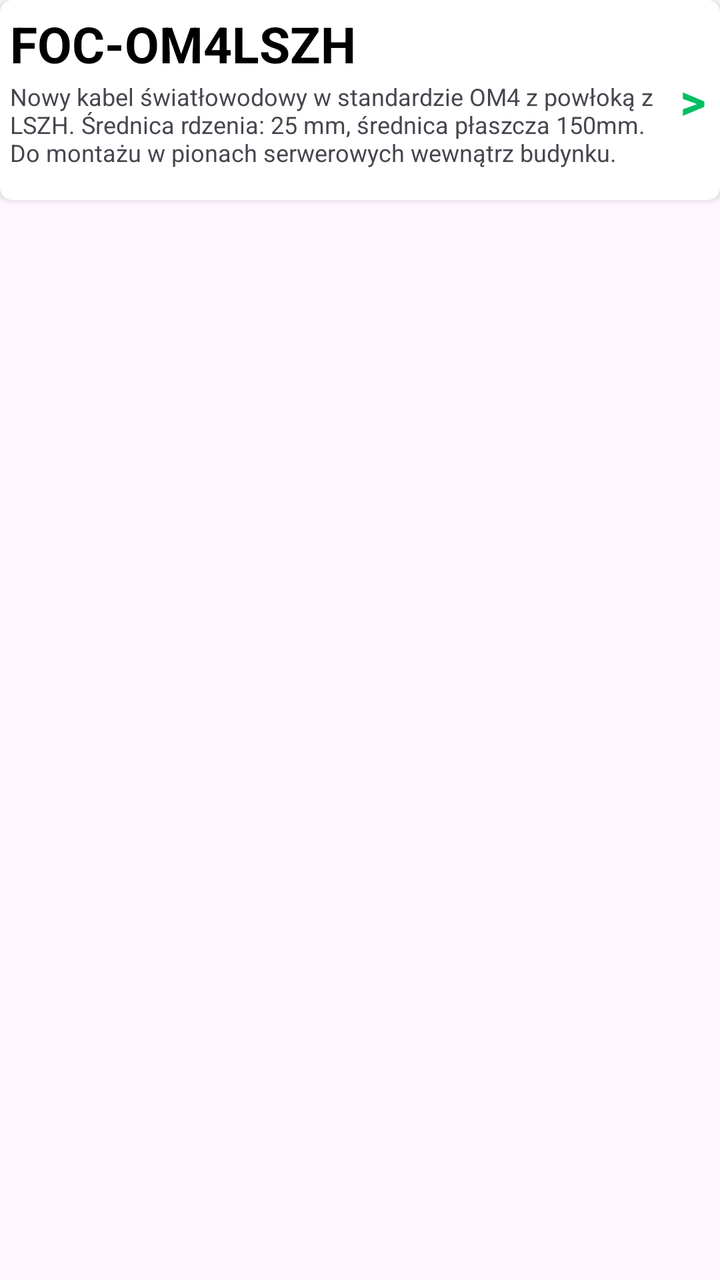
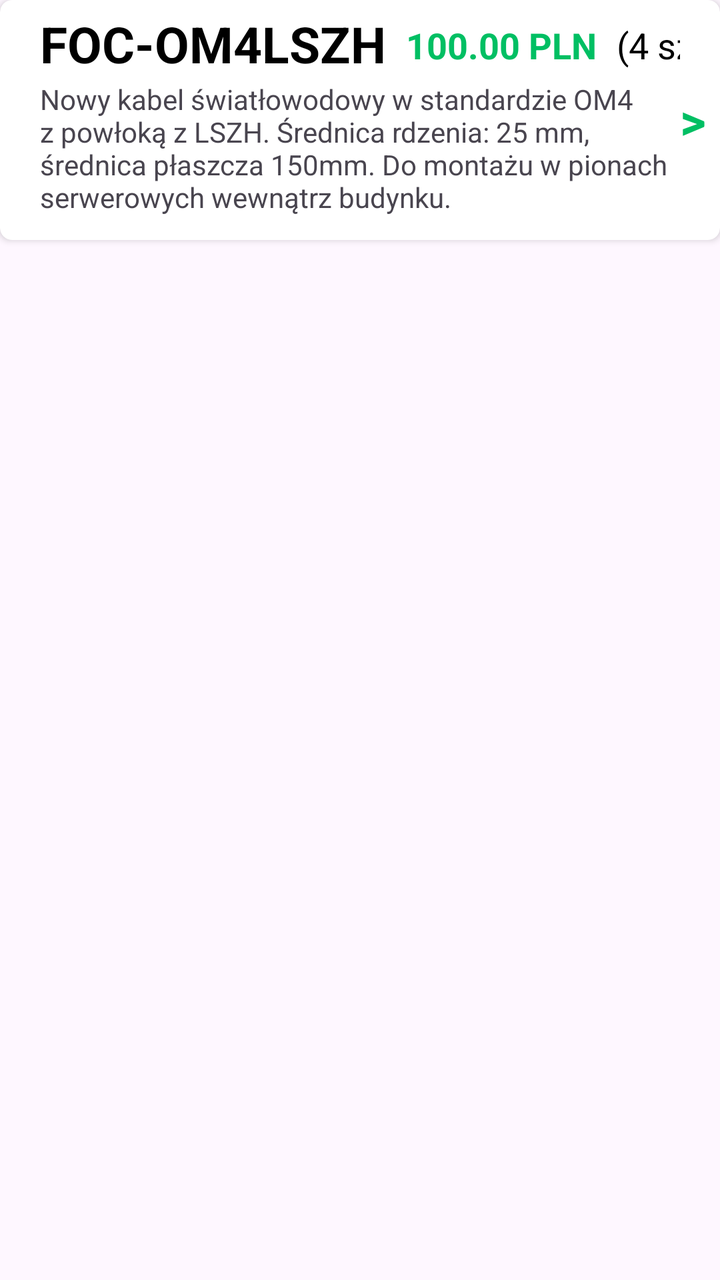

The first picture is an Android layout as it rendered before a commit; the second is the same layout after the commit. The layout source and the unified diff follow.
<!-- AndroidManifest.xml: application theme Theme.InventoryMaster -->
<!-- res/layout/recycler_item.xml -->
<?xml version="1.0" encoding="utf-8"?>
<androidx.constraintlayout.widget.ConstraintLayout xmlns:android="http://schemas.android.com/apk/res/android"
    xmlns:app="http://schemas.android.com/apk/res-auto"
    xmlns:tools="http://schemas.android.com/tools"
    android:layout_width="match_parent"
    android:layout_height="wrap_content"
    android:layout_marginBottom="10dp">

    <androidx.cardview.widget.CardView
        android:layout_width="0dp"
        android:layout_height="100dp"
        app:cardCornerRadius="6dp"
        app:layout_constraintEnd_toEndOf="parent"
        app:layout_constraintStart_toStartOf="parent"
        app:layout_constraintTop_toTopOf="parent">

        <LinearLayout
            android:layout_width="match_parent"
            android:layout_height="match_parent"
            android:layout_marginLeft="5dp"
            android:layout_marginTop="5dp"
            android:layout_marginRight="5dp"
            android:layout_marginBottom="5dp"
            android:gravity="center_vertical"
            android:orientation="horizontal"
            app:layout_constraintBottom_toBottomOf="parent"
            app:layout_constraintTop_toTopOf="parent">

            <androidx.constraintlayout.widget.ConstraintLayout
                android:layout_width="match_parent"
                android:layout_height="match_parent"
                android:layout_weight="1">

                <TextView
                    android:id="@+id/textView5"
                    android:layout_width="wrap_content"
                    android:layout_height="35dp"
                    android:text="FOC-OM4LSZH"
                    android:textColor="?attr/colorOnBackground"
                    android:textSize="25sp"
                    android:textStyle="bold"
                    app:layout_constraintStart_toStartOf="parent"
                    app:layout_constraintTop_toTopOf="parent" />

                <TextView
                    android:id="@+id/textView6"
                    android:layout_width="0dp"
                    android:layout_height="0dp"
                    android:text="Nowy kabel światłowodowy w standardzie OM4 z powłoką z LSZH. Średnica rdzenia: 25 mm, średnica płaszcza 150mm. Do montażu w pionach serwerowych wewnątrz budynku."
                    android:textSize="12sp"
                    app:layout_constraintBottom_toBottomOf="parent"
                    app:layout_constraintEnd_toEndOf="parent"
                    app:layout_constraintStart_toStartOf="parent"
                    app:layout_constraintTop_toBottomOf="@+id/textView5" />
            </androidx.constraintlayout.widget.ConstraintLayout>

            <TextView
                android:id="@+id/textView4"
                android:layout_width="30dp"
                android:layout_height="wrap_content"
                android:layout_weight="1"
                android:text=">"
                android:textColor="@color/colorPrimary"
                android:textSize="25sp"
                android:textStyle="bold" />
        </LinearLayout>
    </androidx.cardview.widget.CardView>
</androidx.constraintlayout.widget.ConstraintLayout>
<!-- resources referenced by this layout -->
<resources>
  <color name="colorPrimary">#00bf63</color>
  <style name="Theme.InventoryMaster" parent="Base.Theme.InventoryMaster" />
  <style name="Base.Theme.InventoryMaster" parent="Theme.Material3.DayNight.NoActionBar">
          <item name="android:statusBarColor">@color/colorPrimary</item>
          <item name="android:navigationBarColor">@color/white</item>
          <item name="android:windowLightStatusBar">false</item>
  
          <item name="colorPrimary">@color/colorPrimary</item>
  
          <item name="colorOnPrimary">@color/white</item>
  
          <item name="backgroundColor">@color/light</item>
          <item name="colorOnBackground">@color/black</item>
  
          <item name="cardBackgroundColor">@color/white</item>
      </style>
  <color name="white">#FFFFFFFF</color>
  <color name="light">#f3f5f4</color>
  <color name="black">#FF000000</color>
</resources>

<!-- the commit's change to res/layout/recycler_item.xml (unified diff, before → after) -->
@@ -7,8 +7,10 @@
     android:layout_marginBottom="10dp">
 
     <androidx.cardview.widget.CardView
+        android:id="@+id/recyclerItemCv"
         android:layout_width="0dp"
-        android:layout_height="100dp"
+        android:layout_height="120dp"
+        app:cardBackgroundColor="?attr/cardBackgroundColor"
         app:cardCornerRadius="6dp"
         app:layout_constraintEnd_toEndOf="parent"
         app:layout_constraintStart_toStartOf="parent"
@@ -32,9 +34,10 @@
                 android:layout_weight="1">
 
                 <TextView
-                    android:id="@+id/textView5"
+                    android:id="@+id/recyclerItemLabelTv"
                     android:layout_width="wrap_content"
                     android:layout_height="35dp"
+                    android:layout_marginStart="15dp"
                     android:text="FOC-OM4LSZH"
                     android:textColor="?attr/colorOnBackground"
                     android:textSize="25sp"
@@ -43,15 +46,45 @@
                     app:layout_constraintTop_toTopOf="parent" />
 
                 <TextView
-                    android:id="@+id/textView6"
+                    android:id="@+id/recyclerItemPriceTv"
+                    android:layout_width="wrap_content"
+                    android:layout_height="35dp"
+                    android:layout_marginStart="10dp"
+                    android:gravity="center_vertical"
+                    android:text="100.00 PLN"
+                    android:textColor="@color/colorPrimary"
+                    android:textSize="18sp"
+                    android:textStyle="bold"
+                    app:layout_constraintBottom_toBottomOf="@+id/recyclerItemLabelTv"
+                    app:layout_constraintStart_toEndOf="@+id/recyclerItemLabelTv"
+                    app:layout_constraintTop_toTopOf="@+id/recyclerItemLabelTv" />
+
+                <TextView
+                    android:id="@+id/recyclerItemQuantityTv"
+                    android:layout_width="wrap_content"
+                    android:layout_height="35dp"
+                    android:layout_marginStart="10dp"
+                    android:gravity="center_vertical"
+                    android:text="(4 szt.)"
+                    android:textColor="?attr/colorOnBackground"
+                    android:textSize="18sp"
+                    app:layout_constraintBottom_toBottomOf="@+id/recyclerItemPriceTv"
+                    app:layout_constraintStart_toEndOf="@+id/recyclerItemPriceTv"
+                    app:layout_constraintTop_toTopOf="@+id/recyclerItemPriceTv" />
+
+                <TextView
+                    android:id="@+id/recyclerItemDescriptionTv"
                     android:layout_width="0dp"
                     android:layout_height="0dp"
+                    android:layout_marginStart="15dp"
+                    android:layout_marginEnd="3dp"
+                    android:layout_marginBottom="3dp"
                     android:text="Nowy kabel światłowodowy w standardzie OM4 z powłoką z LSZH. Średnica rdzenia: 25 mm, średnica płaszcza 150mm. Do montażu w pionach serwerowych wewnątrz budynku."
-                    android:textSize="12sp"
+                    android:textSize="14sp"
                     app:layout_constraintBottom_toBottomOf="parent"
                     app:layout_constraintEnd_toEndOf="parent"
                     app:layout_constraintStart_toStartOf="parent"
-                    app:layout_constraintTop_toBottomOf="@+id/textView5" />
+                    app:layout_constraintTop_toBottomOf="@+id/recyclerItemLabelTv" />
             </androidx.constraintlayout.widget.ConstraintLayout>
 
             <TextView
